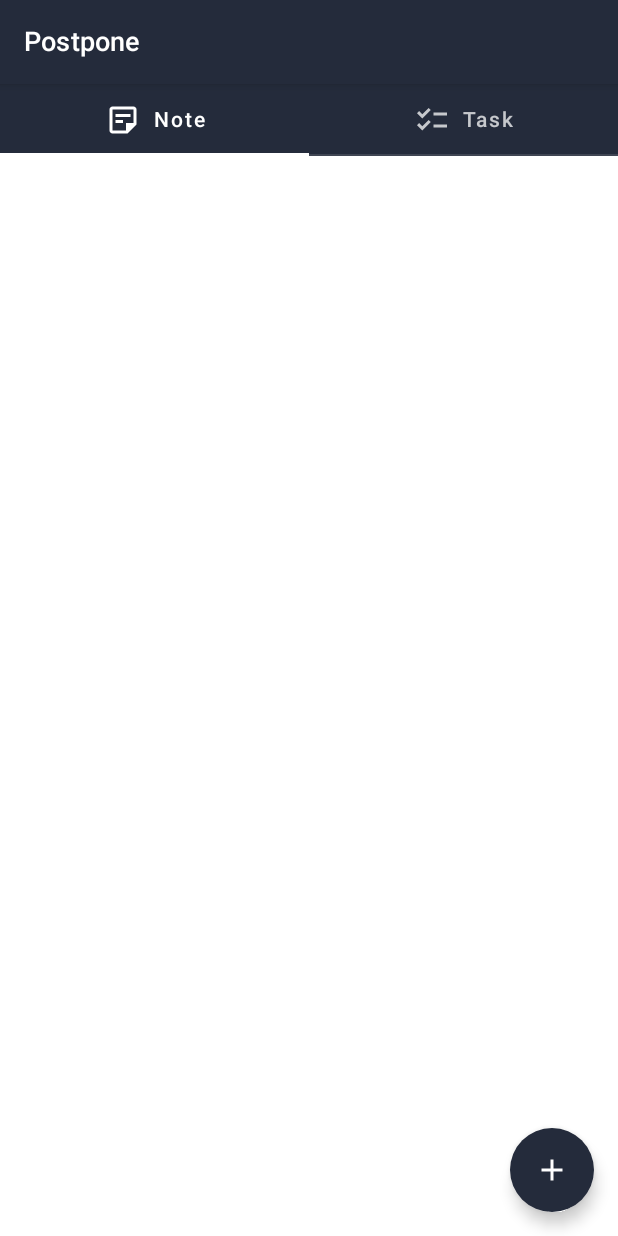
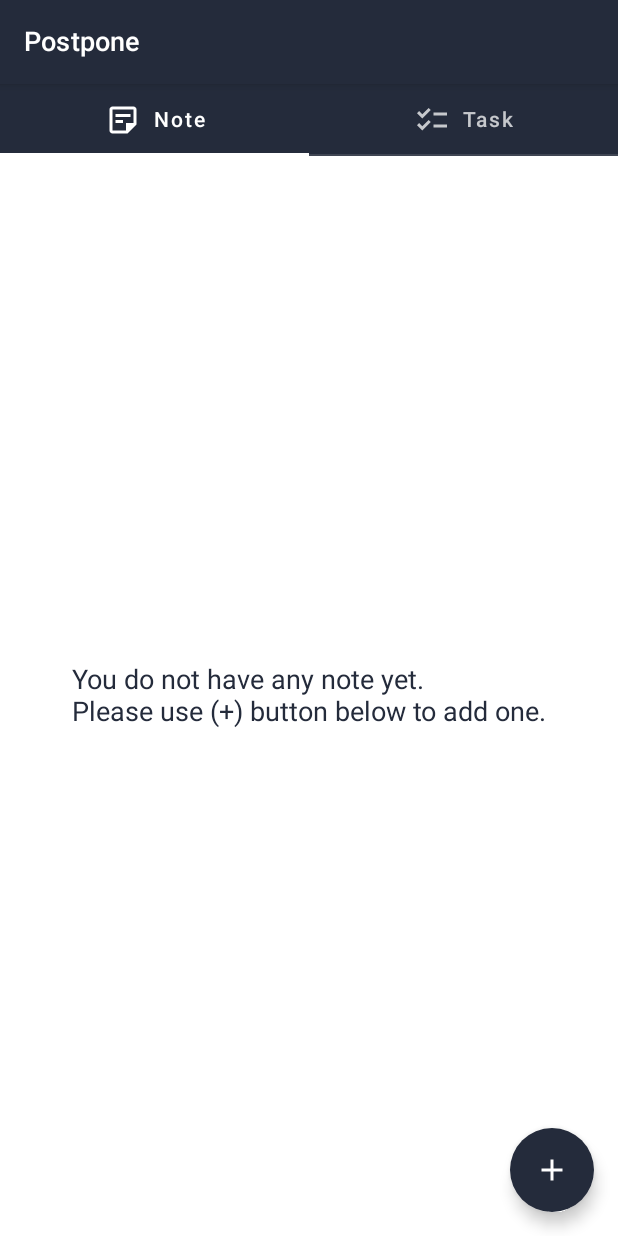
Before and after one commit to halitsen/Postpone, an Android app built with Jetpack Compose: the screen it shows after launch (MainActivity), on a phone screen of 412 x 824 dp. Run offline under Robolectric (Android 15) with nearby library versions, the phone set to English and light mode, and no system bars; our stand-ins replace Dagger/Hilt's generated code, Room's generated code, accompanist.

Commit message:
empty state (#17)
Co-authored-by: halitSen <halit.sen@vngrs.com>

```diff
--- /dev/null
+++ b/app/src/main/java/com/example/postpone/home/EmptyStateView.kt
@@ -0,0 +1,47 @@
+package com.example.postpone.home
+
+import androidx.compose.foundation.background
+import androidx.compose.foundation.layout.Arrangement
+import androidx.compose.foundation.layout.Column
+import androidx.compose.foundation.layout.fillMaxHeight
+import androidx.compose.foundation.layout.fillMaxWidth
+import androidx.compose.foundation.layout.padding
+import androidx.compose.material.MaterialTheme
+import androidx.compose.material.Surface
+import androidx.compose.material.Text
+import androidx.compose.runtime.Composable
+import androidx.compose.ui.Alignment
+import androidx.compose.ui.Modifier
+import androidx.compose.ui.text.TextStyle
+import androidx.compose.ui.tooling.preview.Preview
+import androidx.compose.ui.unit.dp
+import androidx.compose.ui.unit.sp
+import com.example.postpone.TabItem
+
+@Preview
+@Composable
+fun EmptyStateView(tabItem: TabItem = TabItem.Note) {
+    Surface(
+        modifier = Modifier
+            .background(MaterialTheme.colors.background)
+            .fillMaxWidth()
+            .fillMaxHeight()
+    ) {
+        Column(
+            modifier = Modifier
+                .fillMaxHeight()
+                .fillMaxHeight()
+                .padding(12.dp),
+            verticalArrangement = Arrangement.Center,
+            horizontalAlignment = Alignment.CenterHorizontally
+        ) {
+            Text(
+                text = "You do not have any ${tabItem.description} yet.\nPlease use (+) button below to add one.",
+                style = TextStyle(
+                    fontSize = 18.sp,
+                    color = MaterialTheme.colors.secondary
+                )
+            )
+        }
+    }
+}
--- a/app/src/main/java/com/example/postpone/home/HomeScreen.kt
+++ b/app/src/main/java/com/example/postpone/home/HomeScreen.kt
@@ -137,7 +137,7 @@ fun TabsContent(
     HorizontalPager(
         state = pagerState,
         count = tabs.size,
-        userScrollEnabled = true,
+        userScrollEnabled = false,
         verticalAlignment = Alignment.Top,
         modifier = Modifier.background(MaterialTheme.colors.background)
     ) { page ->
--- a/app/src/main/java/com/example/postpone/home/NoteScreen.kt
+++ b/app/src/main/java/com/example/postpone/home/NoteScreen.kt
@@ -8,6 +8,7 @@ import androidx.compose.foundation.layout.Arrangement
 import androidx.compose.foundation.layout.Box
 import androidx.compose.foundation.layout.Column
 import androidx.compose.foundation.layout.Row
+import androidx.compose.foundation.layout.fillMaxHeight
 import androidx.compose.foundation.layout.fillMaxWidth
 import androidx.compose.foundation.layout.height
 import androidx.compose.foundation.layout.padding
@@ -40,10 +41,14 @@ fun NoteScreen(
     onNoteClicked: (Note) -> Unit,
     onNoteDeleteClicked: (Note) -> Unit
 ) {
+    if (notes.isEmpty()) {
+        EmptyStateView(tabItem = TabItem.Note)
+    } else {
         LazyColumn(
             modifier = Modifier
                 .background(color = MaterialTheme.colors.background)
-            .padding(top = 6.dp).animateContentSize()
+                .padding(top = 6.dp)
+                .animateContentSize()
         ) {
             items(notes) { item ->
                 NoteRow(
@@ -51,6 +56,7 @@ fun NoteScreen(
                     onNoteClicked = onNoteClicked,
                     onDeleteNoteClicked = onNoteDeleteClicked
                 )
+            }
         }
     }
 }
@@ -73,7 +79,10 @@ fun NoteRow(
     ) {
         val openDialog = remember { mutableStateOf(false) }
         if (openDialog.value) {
-            DeleteNoteAlertDialog(item = TabItem.Note, onCancel = { openDialog.value = false }, onConfirm = {
+            DeleteNoteAlertDialog(
+                item = TabItem.Note,
+                onCancel = { openDialog.value = false },
+                onConfirm = {
                     openDialog.value = false
                     onDeleteNoteClicked(note)
                 })
--- a/app/src/main/java/com/example/postpone/home/TodoScreen.kt
+++ b/app/src/main/java/com/example/postpone/home/TodoScreen.kt
@@ -20,7 +20,6 @@ import androidx.compose.runtime.remember
 import androidx.compose.ui.Alignment
 import androidx.compose.ui.Modifier
 import androidx.compose.ui.graphics.Color
-import androidx.compose.ui.platform.LocalContext
 import androidx.compose.ui.text.TextStyle
 import androidx.compose.ui.text.style.TextDecoration
 import androidx.compose.ui.unit.dp
@@ -36,11 +35,17 @@ fun TodoScreen(
     onUpdateTodo: (Todo, Boolean) -> Unit,
     onDeleteTodo: (Todo) -> Unit
 ) {
+    if (todos.isEmpty()) {
+        EmptyStateView(TabItem.Todo)
+    } else {
         Surface {
             val openDialog = remember { mutableStateOf(false) }
             val todo = remember { mutableStateOf(Todo()) }
             if (openDialog.value) {
-            DeleteNoteAlertDialog(item = TabItem.Todo, onCancel = { openDialog.value = false }, onConfirm = {
+                DeleteNoteAlertDialog(
+                    item = TabItem.Todo,
+                    onCancel = { openDialog.value = false },
+                    onConfirm = {
                         openDialog.value = false
                         onDeleteTodo(todo.value)
                     })
@@ -60,11 +65,15 @@ fun TodoScreen(
                         },
 
                         )
-                SwipeToDismiss(state = state, background = {
+                    SwipeToDismiss(
+                        state = state,
+                        background = {
                             Box(
                                 modifier = Modifier
-                            .fillMaxWidth().fillMaxHeight()
-                            .background(color = MaterialTheme.colors.secondary).padding(end = 12.dp)
+                                    .fillMaxWidth()
+                                    .fillMaxHeight()
+                                    .background(color = MaterialTheme.colors.secondary)
+                                    .padding(end = 12.dp)
                             ) {
                                 Icon(
                                     imageVector = Icons.Outlined.Delete,
@@ -75,12 +84,15 @@ fun TodoScreen(
                                     )
                                 )
                             }
-                }, dismissContent = {
+                        },
+                        dismissContent = {
                             TodoRow(todo = item, onUpdateTodo = { todo, isDone ->
                                 onUpdateTodo(todo, isDone)
                             })
-                }, directions = setOf(DismissDirection.EndToStart),
+                        },
+                        directions = setOf(DismissDirection.EndToStart),
                     )
+                }
             }
         }
     }
```
Lines whose indentation alone changed are shown as unchanged.
